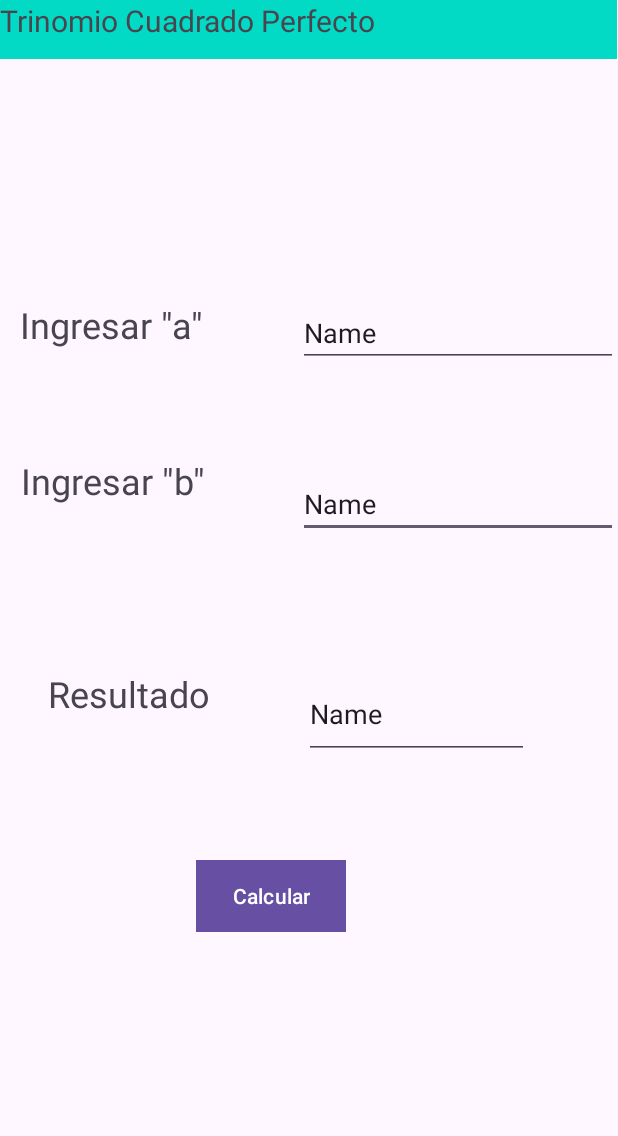
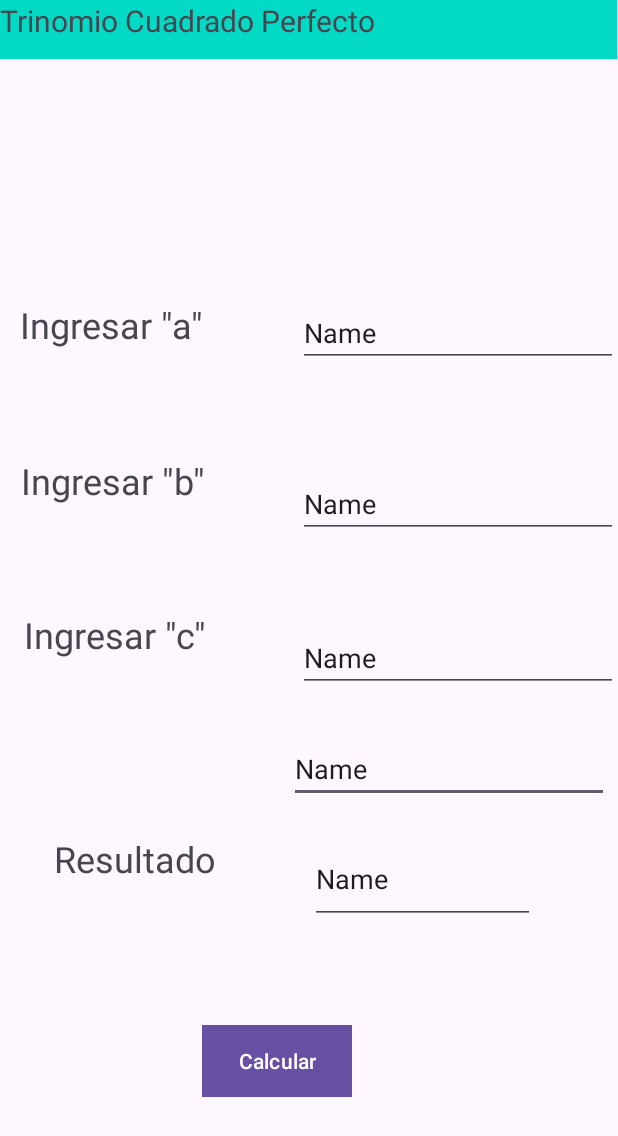
Before and after one commit to PamelaVargas2000/Funciones, an Android app: the layout activity_trinomio.xml on its own in the app's theme, with its tools: preview values and no code run, on a phone screen of 412 x 824 dp. Shown: the top 1136 px of the screen. Run offline under Robolectric (Android 15) with nearby library versions, the phone set to English and light mode, and no system bars.

Commit message:
calcular trinomio

```diff
--- a/app/src/main/AndroidManifest.xml
+++ b/app/src/main/AndroidManifest.xml
@@ -13,7 +13,7 @@
         android:theme="@style/Theme.Funciones"
         tools:targetApi="31">
         <activity
-            android:name=".Trinomio"
+            android:name=".TrinomioActivity"
             android:exported="false" />
         <activity
             android:name=".Potencia"
--- a/app/src/main/java/com/example/funciones/Trinomio.java
+++ /dev/null
@@ -1,14 +0,0 @@
-package com.example.funciones;
-
-import androidx.appcompat.app.AppCompatActivity;
-
-import android.os.Bundle;
-
-public class Trinomio extends AppCompatActivity {
-
-    @Override
-    protected void onCreate(Bundle savedInstanceState) {
-        super.onCreate(savedInstanceState);
-        setContentView(R.layout.activity_trinomio);
-    }
-}
--- /dev/null
+++ b/app/src/main/java/com/example/funciones/TrinomioActivity.java
@@ -0,0 +1,39 @@
+package com.example.funciones;
+
+import androidx.appcompat.app.AppCompatActivity;
+
+import android.os.Bundle;
+import android.view.View;
+import android.widget.EditText;
+import android.widget.TextView;
+
+public class TrinomioActivity extends AppCompatActivity {
+
+    @Override
+    protected void onCreate(Bundle savedInstanceState) {
+        super.onCreate(savedInstanceState);
+        setContentView(R.layout.activity_trinomio);
+    }
+    public double calcularTrinomio (View view){
+
+        double x1, x2;
+
+        EditText sCoeficienteA = (EditText)findViewById(R.id.txta);
+        EditText sCoeficienteB = (EditText)findViewById(R.id.txtb);
+        EditText sCoeficienteC = (EditText)findViewById(R.id.txtc);
+        EditText sCoeficienteX = (EditText)findViewById(R.id.txtx);
+        TextView sResultado = (TextView) findViewById(R.id.btnr);
+
+        double a = Double.parseDouble(sCoeficienteA.getText().toString());
+        double b = Double.parseDouble(sCoeficienteB.getText().toString());
+        double c = Double.parseDouble(sCoeficienteC.getText().toString());
+        double x = Double.parseDouble(sCoeficienteC.getText().toString());
+        //calculamos el determinante
+        double resultado = 0.0;
+
+        resultado = (a * Math.pow(x, 2)) + (b * x) + c;
+
+        return resultado;
+    }
+
+}
--- a/app/src/main/res/layout/activity_trinomio.xml
+++ b/app/src/main/res/layout/activity_trinomio.xml
@@ -4,10 +4,51 @@
     xmlns:tools="http://schemas.android.com/tools"
     android:layout_width="match_parent"
     android:layout_height="match_parent"
-    tools:context=".Trinomio">
+    tools:context=".TrinomioActivity">
 
     <EditText
-        android:id="@+id/editTextText9"
+        android:id="@+id/txtx"
+        android:layout_width="wrap_content"
+        android:layout_height="wrap_content"
+        android:ems="10"
+        android:inputType="text"
+        android:text="Name"
+        app:layout_constraintBottom_toBottomOf="parent"
+        app:layout_constraintEnd_toEndOf="parent"
+        app:layout_constraintHorizontal_bias="0.97"
+        app:layout_constraintStart_toStartOf="parent"
+        app:layout_constraintTop_toTopOf="parent"
+        app:layout_constraintVertical_bias="0.629" />
+
+    <TextView
+        android:id="@+id/textView14"
+        android:layout_width="159dp"
+        android:layout_height="54dp"
+        android:text="Ingresar &quot;c&quot;"
+        android:textSize="24sp"
+        app:layout_constraintBottom_toBottomOf="parent"
+        app:layout_constraintEnd_toEndOf="parent"
+        app:layout_constraintHorizontal_bias="0.063"
+        app:layout_constraintStart_toStartOf="parent"
+        app:layout_constraintTop_toTopOf="parent"
+        app:layout_constraintVertical_bias="0.528" />
+
+    <EditText
+        android:id="@+id/txtc"
+        android:layout_width="wrap_content"
+        android:layout_height="wrap_content"
+        android:ems="10"
+        android:inputType="text"
+        android:text="Name"
+        app:layout_constraintBottom_toBottomOf="parent"
+        app:layout_constraintEnd_toEndOf="parent"
+        app:layout_constraintHorizontal_bias="1.0"
+        app:layout_constraintStart_toStartOf="parent"
+        app:layout_constraintTop_toTopOf="parent"
+        app:layout_constraintVertical_bias="0.534" />
+
+    <EditText
+        android:id="@+id/txtb"
         android:layout_width="wrap_content"
         android:layout_height="wrap_content"
         android:ems="10"
@@ -21,7 +62,7 @@
         app:layout_constraintVertical_bias="0.402" />
 
     <EditText
-        android:id="@+id/editTextText10"
+        android:id="@+id/txta"
         android:layout_width="wrap_content"
         android:layout_height="wrap_content"
         android:ems="10"
@@ -47,20 +88,6 @@
         app:layout_constraintTop_toTopOf="parent"
         app:layout_constraintVertical_bias="0.26" />
 
-    <EditText
-        android:id="@+id/editTextText11"
-        android:layout_width="150dp"
-        android:layout_height="60dp"
-        android:ems="10"
-        android:inputType="text"
-        android:text="Name"
-        app:layout_constraintBottom_toBottomOf="parent"
-        app:layout_constraintEnd_toEndOf="parent"
-        app:layout_constraintHorizontal_bias="0.773"
-        app:layout_constraintStart_toStartOf="parent"
-        app:layout_constraintTop_toTopOf="parent"
-        app:layout_constraintVertical_bias="0.584" />
-
     <TextView
         android:id="@+id/textView10"
         android:layout_width="159dp"
@@ -69,10 +96,24 @@
         android:textSize="24sp"
         app:layout_constraintBottom_toBottomOf="parent"
         app:layout_constraintEnd_toEndOf="parent"
-        app:layout_constraintHorizontal_bias="0.126"
+        app:layout_constraintHorizontal_bias="0.142"
         app:layout_constraintStart_toStartOf="parent"
         app:layout_constraintTop_toTopOf="parent"
-        app:layout_constraintVertical_bias="0.579" />
+        app:layout_constraintVertical_bias="0.722" />
+
+    <EditText
+        android:id="@+id/btnr"
+        android:layout_width="150dp"
+        android:layout_height="60dp"
+        android:ems="10"
+        android:inputType="text"
+        android:text="Name"
+        app:layout_constraintBottom_toBottomOf="parent"
+        app:layout_constraintEnd_toEndOf="parent"
+        app:layout_constraintHorizontal_bias="0.789"
+        app:layout_constraintStart_toStartOf="parent"
+        app:layout_constraintTop_toTopOf="parent"
+        app:layout_constraintVertical_bias="0.728" />
 
     <Button
         android:id="@+id/button6"
@@ -82,10 +123,10 @@
         android:text="Calcular"
         app:layout_constraintBottom_toBottomOf="parent"
         app:layout_constraintEnd_toEndOf="parent"
-        app:layout_constraintHorizontal_bias="0.419"
+        app:layout_constraintHorizontal_bias="0.432"
         app:layout_constraintStart_toStartOf="parent"
         app:layout_constraintTop_toTopOf="parent"
-        app:layout_constraintVertical_bias="0.739" />
+        app:layout_constraintVertical_bias="0.881" />
 
     <TextView
         android:id="@+id/textView13"
```
Also changed, not shown: app/src/main/java/com/example/funciones/FormulaActivity.java (+7 -3 lines).
